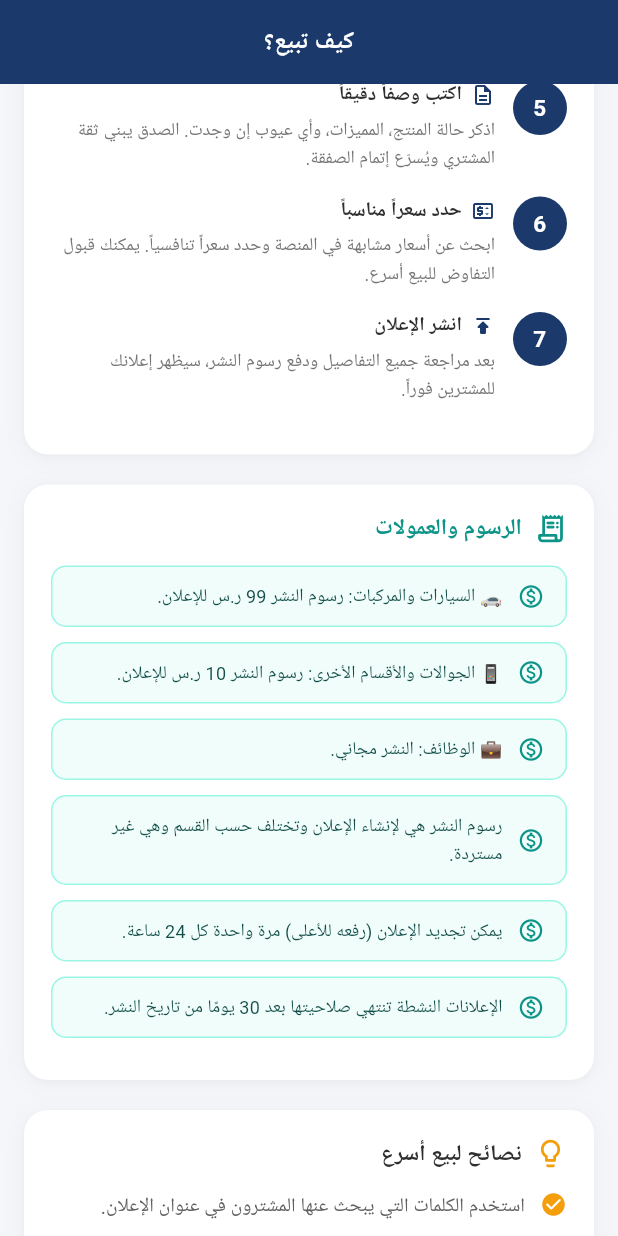
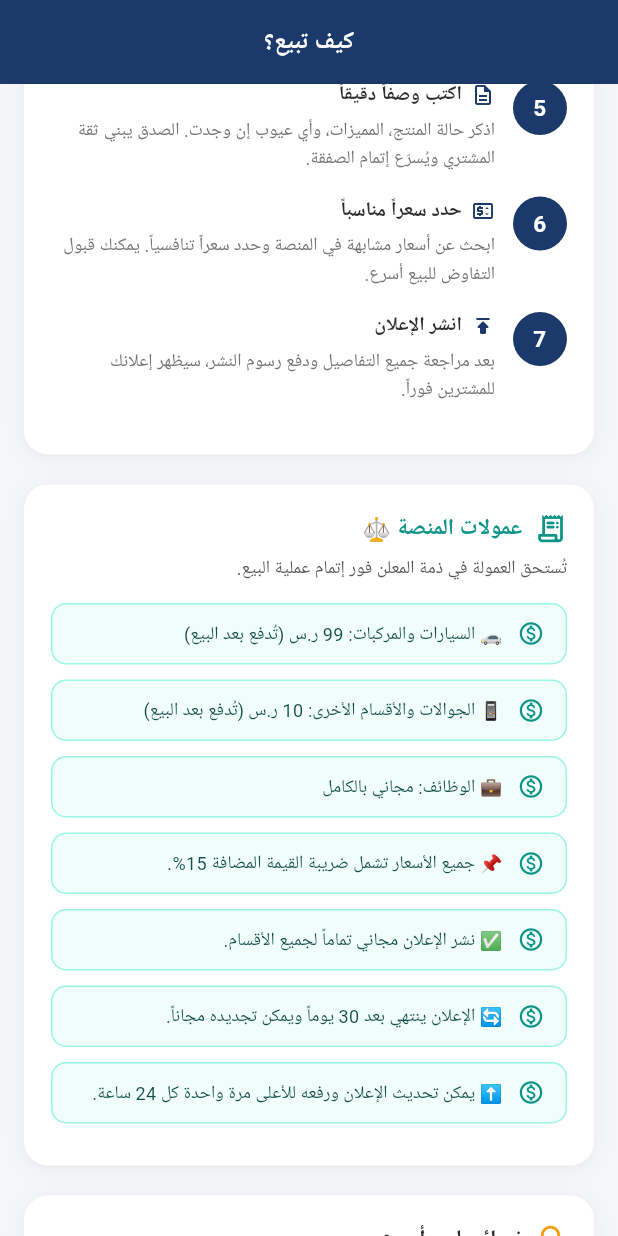
Before and after one commit to Technest-Tech/barq-wadih, a Flutter app: the HowToSellScreen screen opened by its route, scrolled down 576 dp, on a phone screen of 412 x 824 dp. Run offline on Flutter 3.47's test engine with Material 3 defaults, Android fonts, the phone set to English and light mode, and no system bars; our stand-ins replace cached_network_image, cloud_firestore, dio, firebase_auth, firebase_core, firebase_messaging and 13 more; accounts and stored records are empty; network calls fail; Roboto replaces fonts that are missing (Tajawal).

Commit message:
feat: update fees to commission model (free listing, post-sale commission)

```diff
--- a/mobile/lib/features/settings/presentation/screens/how_to_sell_screen.dart
+++ b/mobile/lib/features/settings/presentation/screens/how_to_sell_screen.dart
@@ -201,7 +201,7 @@ class HowToSellScreen extends StatelessWidget {
               ),
               SizedBox(width: 8),
               Text(
-                'الرسوم والعمولات',
+                'عمولات المنصة ⚖️',
                 style: TextStyle(
                   fontSize: 15,
                   fontWeight: FontWeight.w700,
@@ -209,6 +209,16 @@ class HowToSellScreen extends StatelessWidget {
                 ),
               ),
             ],
+          ),
+          const SizedBox(height: 6),
+          const Text(
+            'تُستحق العمولة في ذمة المعلن فور إتمام عملية البيع.',
+            textAlign: TextAlign.right,
+            style: TextStyle(
+              fontSize: 12,
+              color: Color(0xFF555555),
+              height: 1.5,
+            ),
           ),
           const SizedBox(height: 14),
           for (final fee in _fees)
@@ -350,12 +360,13 @@ class HowToSellScreen extends StatelessWidget {
   ];
 
   static const _fees = [
-    '🚗 السيارات والمركبات: رسوم النشر 99 ر.س للإعلان.',
-    '📱 الجوالات والأقسام الأخرى: رسوم النشر 10 ر.س للإعلان.',
-    '💼 الوظائف: النشر مجاني.',
-    'رسوم النشر هي لإنشاء الإعلان وتختلف حسب القسم وهي غير مستردة.',
-    'يمكن تجديد الإعلان (رفعه للأعلى) مرة واحدة كل 24 ساعة.',
-    'الإعلانات النشطة تنتهي صلاحيتها بعد 30 يومًا من تاريخ النشر.',
+    '🚗 السيارات والمركبات: 99 ر.س (تُدفع بعد البيع)',
+    '📱 الجوالات والأقسام الأخرى: 10 ر.س (تُدفع بعد البيع)',
+    '💼 الوظائف: مجاني بالكامل',
+    '📌 جميع الأسعار تشمل ضريبة القيمة المضافة 15%.',
+    '✅ نشر الإعلان مجاني تماماً لجميع الأقسام.',
+    '🔄 الإعلان ينتهي بعد 30 يوماً ويمكن تجديده مجاناً.',
+    '⬆️ يمكن تحديث الإعلان ورفعه للأعلى مرة واحدة كل 24 ساعة.',
   ];
 
   static const _tips = [
--- a/mobile/lib/features/settings/presentation/screens/terms_of_service_screen.dart
+++ b/mobile/lib/features/settings/presentation/screens/terms_of_service_screen.dart
@@ -75,14 +75,16 @@ class TermsOfServiceScreen extends StatelessWidget {
 
             _buildSection(
               icon: Icons.money_outlined,
-              title: 'رسوم النشر والعمولة',
+              title: 'عمولات المنصة ⚖️',
               color: const Color(0xFF0D9488),
               content:
-                  '• السيارات والمركبات: 99 ر.س للإعلان.\n'
-                  '• الجوالات والأقسام الأخرى: 10 ر.س للإعلان.\n'
-                  '• الوظائف: مجاني.\n'
-                  '• رسوم النشر هي لإنشاء الإعلان وتختلف حسب القسم.\n'
-                  '• رسوم النشر غير مستردة بأي حال من الأحوال.',
+                  'تُستحق العمولة في ذمة المعلن فور إتمام عملية البيع:\n\n'
+                  '🚗 السيارات والمركبات: 99 ر.س (تُدفع بعد البيع)\n'
+                  '📱 الجوالات والأقسام الأخرى: 10 ر.س (تُدفع بعد البيع)\n'
+                  '💼 الوظائف: مجاني بالكامل\n\n'
+                  '• جميع الأسعار تشمل ضريبة القيمة المضافة 15%.\n'
+                  '• نشر الإعلان مجاني تماماً لجميع الأقسام.\n'
+                  '• الإعلان ينتهي بعد 30 يوماً ويمكن تجديده مجاناً.',
             ),
             const SizedBox(height: 12),
 
```
Also changed, not shown: 1 other file.
